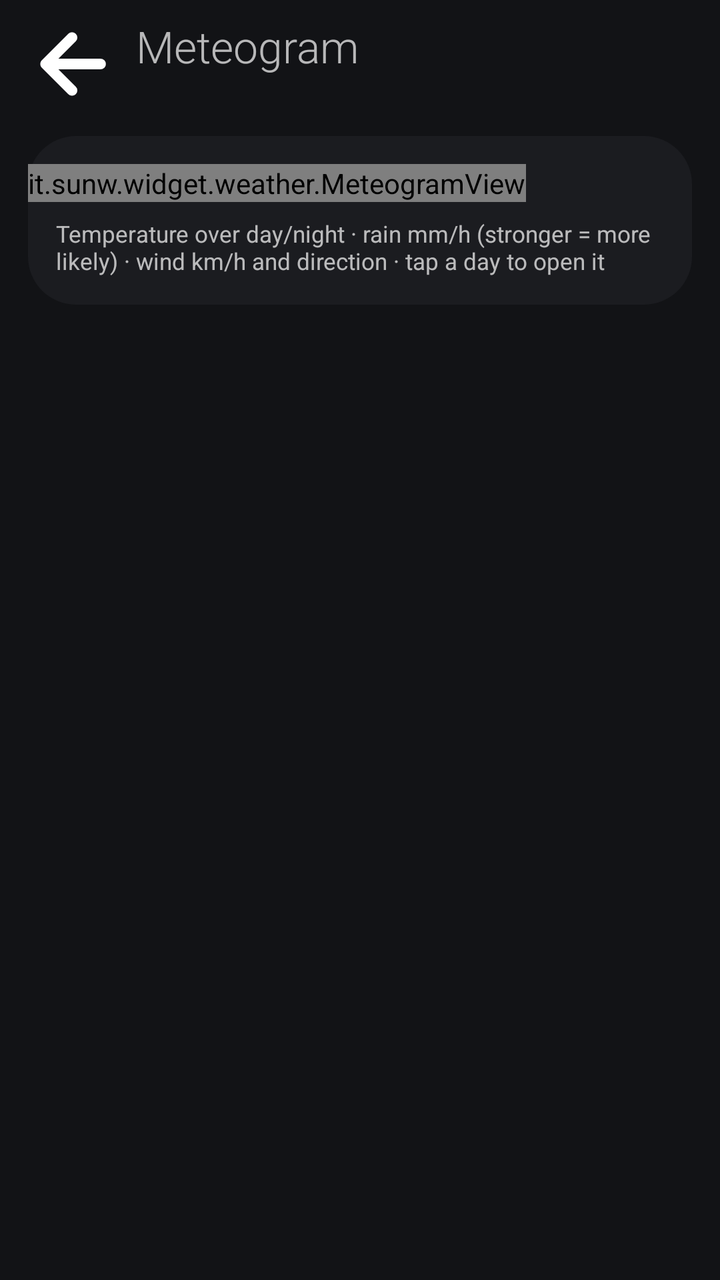
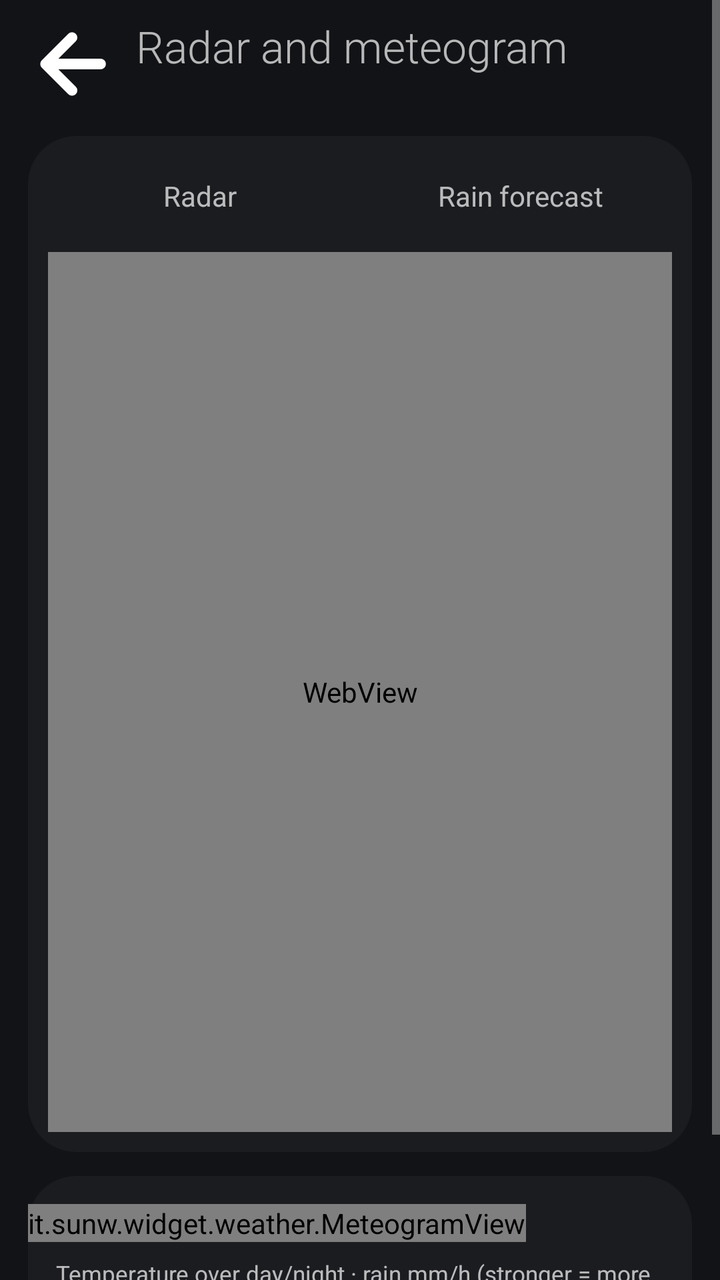

The first picture is an Android layout as it rendered before a commit; the second is the same layout after the commit. The layout source and the unified diff follow.
<!-- AndroidManifest.xml: application theme Theme.SunW -->
<!-- res/layout/activity_meteogram.xml -->
<?xml version="1.0" encoding="utf-8"?>
<ScrollView xmlns:android="http://schemas.android.com/apk/res/android"
    android:id="@+id/mg_page"
    android:layout_width="match_parent"
    android:layout_height="match_parent"
    android:fitsSystemWindows="true">

    <LinearLayout
        android:layout_width="match_parent"
        android:layout_height="wrap_content"
        android:orientation="vertical"
        android:paddingBottom="20dp">

        <LinearLayout
            android:layout_width="match_parent"
            android:layout_height="64dp"
            android:gravity="center_vertical"
            android:orientation="horizontal"
            android:paddingStart="12dp"
            android:paddingEnd="16dp">

            <ImageButton
                android:id="@+id/mg_back"
                android:layout_width="48dp"
                android:layout_height="48dp"
                android:background="?android:attr/selectableItemBackgroundBorderless"
                android:contentDescription="@string/sm_back"
                android:src="@drawable/ic_arrow_back" />

            <LinearLayout
                android:layout_width="0dp"
                android:layout_height="wrap_content"
                android:layout_marginStart="8dp"
                android:layout_weight="1"
                android:orientation="vertical">

                <TextView
                    android:id="@+id/mg_title"
                    android:layout_width="wrap_content"
                    android:layout_height="wrap_content"
                    android:fontFamily="sans-serif-light"
                    android:maxLines="1"
                    android:text="@string/mg_title"
                    android:textSize="22sp" />

                <TextView
                    android:id="@+id/mg_subtitle"
                    android:layout_width="wrap_content"
                    android:layout_height="wrap_content"
                    android:ellipsize="end"
                    android:maxLines="1"
                    android:textSize="13sp" />
            </LinearLayout>
        </LinearLayout>

        <LinearLayout
            android:id="@+id/mg_card"
            android:layout_width="match_parent"
            android:layout_height="wrap_content"
            android:layout_marginHorizontal="14dp"
            android:layout_marginTop="4dp"
            android:background="@drawable/card_background"
            android:orientation="vertical"
            android:paddingVertical="14dp">

            <HorizontalScrollView
                android:id="@+id/mg_scroll"
                android:layout_width="match_parent"
                android:layout_height="wrap_content"
                android:scrollbars="none">

                <it.sunw.widget.weather.MeteogramView
                    android:id="@+id/mg_chart"
                    android:layout_width="wrap_content"
                    android:layout_height="wrap_content" />
            </HorizontalScrollView>

            <TextView
                android:id="@+id/mg_legend"
                android:layout_width="match_parent"
                android:layout_height="wrap_content"
                android:layout_marginTop="8dp"
                android:paddingHorizontal="14dp"
                android:text="@string/mg_legend"
                android:textSize="11.5sp" />
        </LinearLayout>

        <TextView
            android:id="@+id/mg_status"
            android:layout_width="match_parent"
            android:layout_height="wrap_content"
            android:layout_marginTop="12dp"
            android:gravity="center_horizontal"
            android:paddingHorizontal="22dp"
            android:textSize="13sp" />
    </LinearLayout>
</ScrollView>
<!-- resources referenced by this layout -->
<resources>
  <!-- drawable card_background (drawable) -->
  <?xml version="1.0" encoding="utf-8"?>
  <shape xmlns:android="http://schemas.android.com/apk/res/android" android:shape="rectangle">
      <corners android:radius="24dp" />
      <solid android:color="#FF1B1C20" />
  </shape>
  <!-- drawable ic_arrow_back (drawable) -->
  <?xml version="1.0" encoding="utf-8"?>
  <vector xmlns:android="http://schemas.android.com/apk/res/android"
      android:width="24dp"
      android:height="24dp"
      android:viewportWidth="960"
      android:viewportHeight="960">
      <group android:translateY="960">
          <path
              android:fillColor="#FFFFFFFF"
              android:pathData="m344.09-427 173.95 173.96q15.96 15.95 15.74 37.61-.21 21.65-16.17 37.6-15.96 14.96-37.61 15.18-21.65.22-37.61-15.74l-264-264q-7.69-7.7-11.61-17.52-3.91-9.83-3.91-20.09t3.91-20.09q3.92-9.82 11.61-17.52l264.57-264.56q15.52-15.53 37.11-15.53 21.58 0 37.54 15.53 15.96 15.95 15.96 37.82t-15.96 37.83L344.09-533h422.13q22.08 0 37.54 15.46 15.46 15.45 15.46 37.54t-15.46 37.54Q788.3-427 766.22-427H344.09Z" />
      </group>
  </vector>
  <string name="mg_legend">Temperature over day/night · rain mm/h (stronger = more likely) · wind km/h and direction · tap a day to open it</string>
  <string name="mg_title">Meteogram</string>
  <string name="sm_back">Back</string>
  <style name="Theme.SunW" parent="android:Theme.Material.NoActionBar">
          <item name="android:colorAccent">#FFB547</item>
          <item name="android:windowBackground">@color/page_background</item>
          <item name="android:windowAnimationStyle">@style/PageTransitions</item>
      </style>
  <color name="page_background">#121316</color>
  <style name="PageTransitions" parent="@android:style/Animation.Activity">
          <item name="android:activityOpenEnterAnimation">@anim/page_open_enter</item>
          <item name="android:activityOpenExitAnimation">@anim/page_open_exit</item>
          <item name="android:activityCloseEnterAnimation">@anim/page_close_enter</item>
          <item name="android:activityCloseExitAnimation">@anim/page_close_exit</item>
      </style>
</resources>

<!-- the commit's change to res/layout/activity_meteogram.xml (unified diff, before → after) -->
@@ -40,7 +40,7 @@
                     android:layout_height="wrap_content"
                     android:fontFamily="sans-serif-light"
                     android:maxLines="1"
-                    android:text="@string/mg_title"
+                    android:text="@string/mg_open"
                     android:textSize="22sp" />
 
                 <TextView
@@ -53,12 +53,72 @@
             </LinearLayout>
         </LinearLayout>
 
+        
+        <LinearLayout
+            android:id="@+id/mg_radar_card"
+            android:layout_width="match_parent"
+            android:layout_height="wrap_content"
+            android:layout_marginHorizontal="14dp"
+            android:layout_marginTop="4dp"
+            android:background="@drawable/card_background"
+            android:orientation="vertical"
+            android:padding="10dp">
+
+            <LinearLayout
+                android:id="@+id/mg_layers"
+                android:layout_width="match_parent"
+                android:layout_height="wrap_content"
+                android:layout_marginBottom="8dp"
+                android:orientation="horizontal">
+
+                <TextView
+                    android:id="@+id/mg_layer_radar"
+                    android:layout_width="0dp"
+                    android:layout_height="40dp"
+                    android:layout_marginEnd="4dp"
+                    android:layout_weight="1"
+                    android:gravity="center"
+                    android:text="@string/mg_layer_radar"
+                    android:textSize="14sp" />
+
+                <TextView
+                    android:id="@+id/mg_layer_rain"
+                    android:layout_width="0dp"
+                    android:layout_height="40dp"
+                    android:layout_marginStart="4dp"
+                    android:layout_weight="1"
+                    android:gravity="center"
+                    android:text="@string/mg_layer_rain"
+                    android:textSize="14sp" />
+            </LinearLayout>
+
+            <FrameLayout
+                android:layout_width="match_parent"
+                android:layout_height="440dp">
+
+                <WebView
+                    android:id="@+id/mg_map"
+                    android:layout_width="match_parent"
+                    android:layout_height="match_parent" />
+
+                <TextView
+                    android:id="@+id/mg_map_error"
+                    android:layout_width="match_parent"
+                    android:layout_height="match_parent"
+                    android:gravity="center"
+                    android:padding="24dp"
+                    android:text="@string/mg_map_offline"
+                    android:textSize="14sp"
+                    android:visibility="gone" />
+            </FrameLayout>
+        </LinearLayout>
+
         <LinearLayout
             android:id="@+id/mg_card"
             android:layout_width="match_parent"
             android:layout_height="wrap_content"
             android:layout_marginHorizontal="14dp"
-            android:layout_marginTop="4dp"
+            android:layout_marginTop="12dp"
             android:background="@drawable/card_background"
             android:orientation="vertical"
             android:paddingVertical="14dp">
<!-- resource entries referenced after the edit -->
@@ -19,8 +19,11 @@
               android:pathData="m344.09-427 173.95 173.96q15.96 15.95 15.74 37.61-.21 21.65-16.17 37.6-15.96 14.96-37.61 15.18-21.65.22-37.61-15.74l-264-264q-7.69-7.7-11.61-17.52-3.91-9.83-3.91-20.09t3.91-20.09q3.92-9.82 11.61-17.52l264.57-264.56q15.52-15.53 37.11-15.53 21.58 0 37.54 15.53 15.96 15.95 15.96 37.82t-15.96 37.83L344.09-533h422.13q22.08 0 37.54 15.46 15.46 15.45 15.46 37.54t-15.46 37.54Q788.3-427 766.22-427H344.09Z" />
       </group>
   </vector>
+  <string name="mg_layer_radar">Radar</string>
+  <string name="mg_layer_rain">Rain forecast</string>
   <string name="mg_legend">Temperature over day/night · rain mm/h (stronger = more likely) · wind km/h and direction · tap a day to open it</string>
-  <string name="mg_title">Meteogram</string>
+  <string name="mg_map_offline">Map unavailable: Windy needs a connection.</string>
+  <string name="mg_open">Radar and meteogram</string>
   <string name="sm_back">Back</string>
   <style name="Theme.SunW" parent="android:Theme.Material.NoActionBar">
           <item name="android:colorAccent">#FFB547</item>
